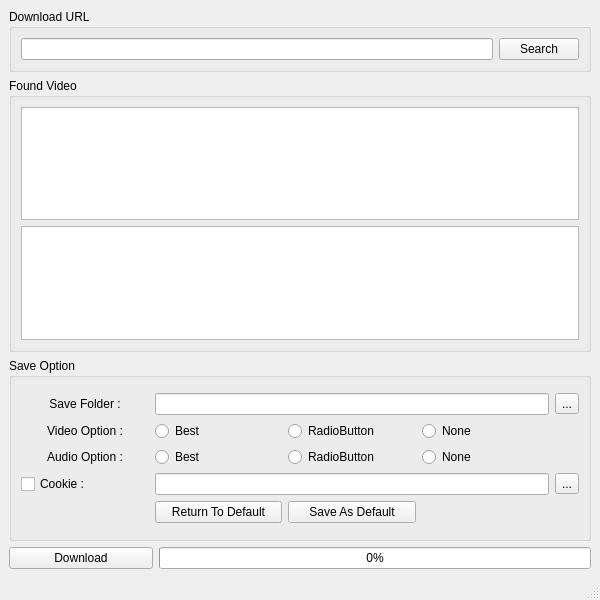
Above: data/ui/mainwin.ui from goldloti2/ytdlp-GUI before the change. Below: the same form after it.
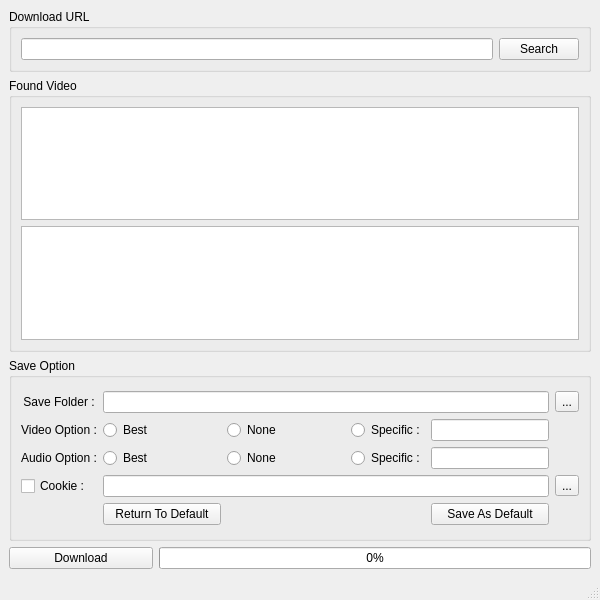
That is the form after the change.

Commit message: add video/audio format specific options

Patch:
```diff
--- a/data/ui/mainwin.ui
+++ b/data/ui/mainwin.ui
@@ -72,9 +72,9 @@
       <property name="flat">
        <bool>false</bool>
       </property>
-      <layout class="QVBoxLayout" name="verticalLayout" stretch="1">
+      <layout class="QVBoxLayout" name="verticalLayout" stretch="0">
        <item>
-        <layout class="QGridLayout" name="gridLayout">
+        <layout class="QGridLayout" name="gridLayout" columnstretch="0,1,1,0,1,0">
          <item row="2" column="1">
           <widget class="QRadioButton" name="aud_best_rad">
            <property name="text">
@@ -115,21 +115,21 @@
            </property>
           </widget>
          </item>
-         <item row="0" column="4">
+         <item row="0" column="5">
           <widget class="QToolButton" name="save_dir_btn">
            <property name="text">
             <string>...</string>
            </property>
           </widget>
          </item>
-         <item row="0" column="1" colspan="3">
+         <item row="0" column="1" colspan="4">
           <widget class="QLineEdit" name="save_dir_line">
            <property name="enabled">
             <bool>true</bool>
            </property>
           </widget>
          </item>
-         <item row="3" column="4">
+         <item row="3" column="5">
           <widget class="QToolButton" name="cookie_file_btn">
            <property name="text">
             <string>...</string>
@@ -139,7 +139,7 @@
            </property>
           </widget>
          </item>
-         <item row="3" column="1" colspan="3">
+         <item row="3" column="1" colspan="4">
           <widget class="QLineEdit" name="cookie_file">
            <property name="readOnly">
             <bool>false</bool>
@@ -176,44 +176,7 @@
            </property>
           </widget>
          </item>
-         <item row="4" column="2">
-          <widget class="QPushButton" name="save_def_btn">
-           <property name="text">
-            <string>Save As Default</string>
-           </property>
-          </widget>
-         </item>
-         <item row="2" column="3">
-          <widget class="QRadioButton" name="aud_none_rad">
-           <property name="text">
-            <string>None</string>
-           </property>
-           <attribute name="buttonGroup">
-            <string notr="true">aud_btn_grp</string>
-           </attribute>
-          </widget>
-         </item>
-         <item row="2" column="2">
-          <widget class="QRadioButton" name="aud_custom_rad">
-           <property name="text">
-            <string>RadioButton</string>
-           </property>
-           <attribute name="buttonGroup">
-            <string notr="true">aud_btn_grp</string>
-           </attribute>
-          </widget>
-         </item>
          <item row="1" column="2">
-          <widget class="QRadioButton" name="vid_custom_rad">
-           <property name="text">
-            <string>RadioButton</string>
-           </property>
-           <attribute name="buttonGroup">
-            <string notr="true">vid_btn_grp</string>
-           </attribute>
-          </widget>
-         </item>
-         <item row="1" column="3">
           <widget class="QRadioButton" name="vid_none_rad">
            <property name="text">
             <string>None</string>
@@ -223,6 +186,49 @@
            </attribute>
           </widget>
          </item>
+         <item row="1" column="4">
+          <widget class="QLineEdit" name="vid_custom_line"/>
+         </item>
+         <item row="1" column="3">
+          <widget class="QRadioButton" name="vid_custom_rad">
+           <property name="text">
+            <string>Specific :</string>
+           </property>
+           <attribute name="buttonGroup">
+            <string notr="true">vid_btn_grp</string>
+           </attribute>
+          </widget>
+         </item>
+         <item row="2" column="3">
+          <widget class="QRadioButton" name="aud_custom_rad">
+           <property name="text">
+            <string>Specific :</string>
+           </property>
+           <attribute name="buttonGroup">
+            <string notr="true">aud_btn_grp</string>
+           </attribute>
+          </widget>
+         </item>
+         <item row="2" column="2">
+          <widget class="QRadioButton" name="aud_none_rad">
+           <property name="text">
+            <string>None</string>
+           </property>
+           <attribute name="buttonGroup">
+            <string notr="true">aud_btn_grp</string>
+           </attribute>
+          </widget>
+         </item>
+         <item row="2" column="4">
+          <widget class="QLineEdit" name="aud_custom_line"/>
+         </item>
+         <item row="4" column="4">
+          <widget class="QPushButton" name="save_def_btn">
+           <property name="text">
+            <string>Save As Default</string>
+           </property>
+          </widget>
+         </item>
         </layout>
        </item>
       </layout>
```
The commit also changes 3 other files.
